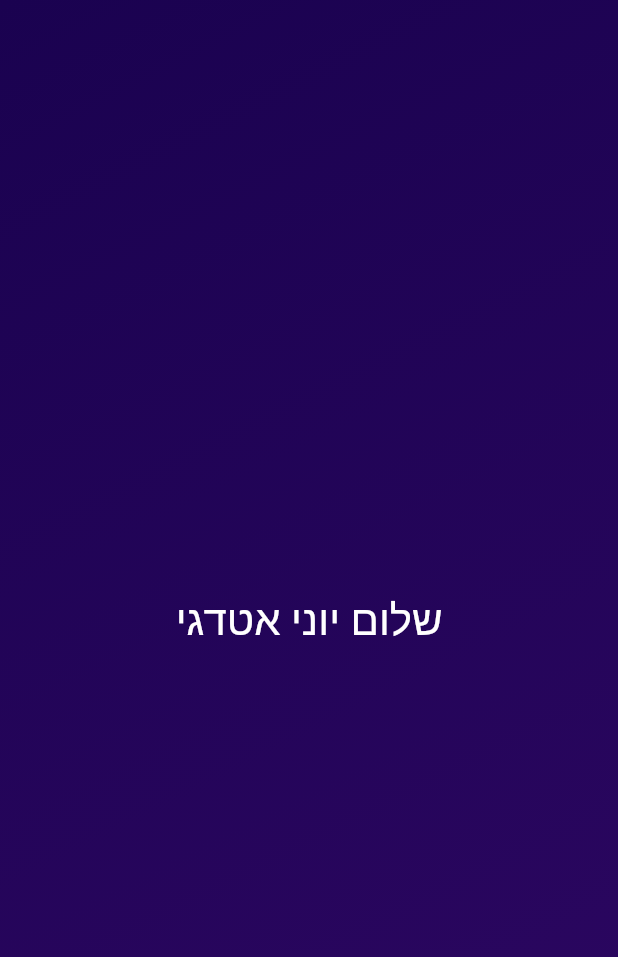
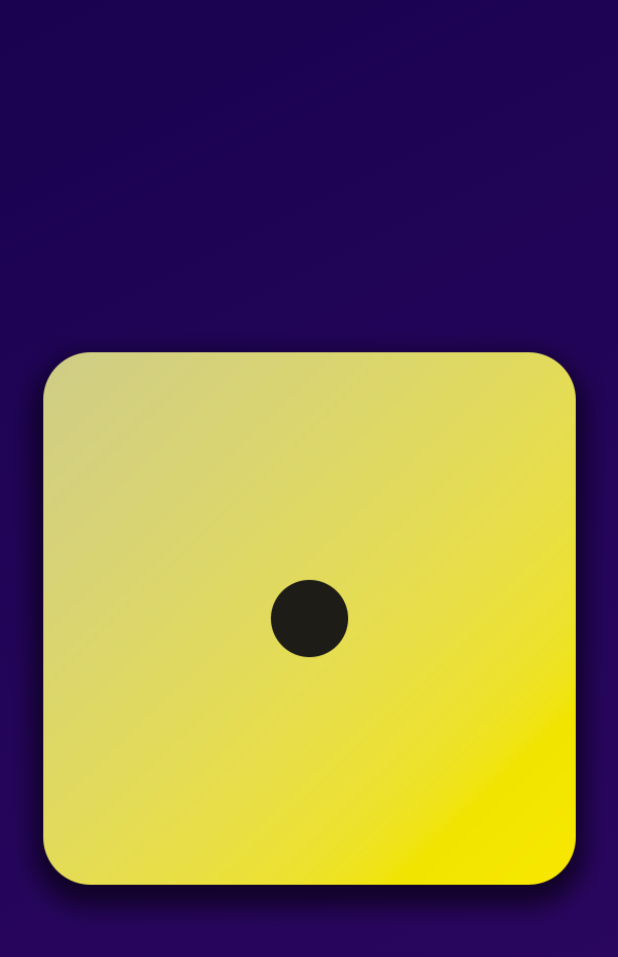
Before and after one commit to yoniet/FlutterApp, a Flutter app: the screen it shows after launch, on a phone screen of 412 x 824 dp. Shown: the top 957 px of the screen. Run offline on Flutter 3.47's test engine with Material 2 defaults, Android fonts, the phone set to English and light mode, and no system bars.

Commit message:
change styled_text with Image

```diff
--- a/lib/gradient_container.dart
+++ b/lib/gradient_container.dart
@@ -16,7 +16,7 @@ class GradientContainer extends StatelessWidget {
         gradient: LinearGradient(
             colors: colors, begin: startAlignment, end: endAlignment),
       ),
-      child: const Center(child: StyledText("שלום יוני אטדגי")),
+      child: Center(child: Image.asset('assets/images/dice-1.png')),
     );
   }
 }
```
